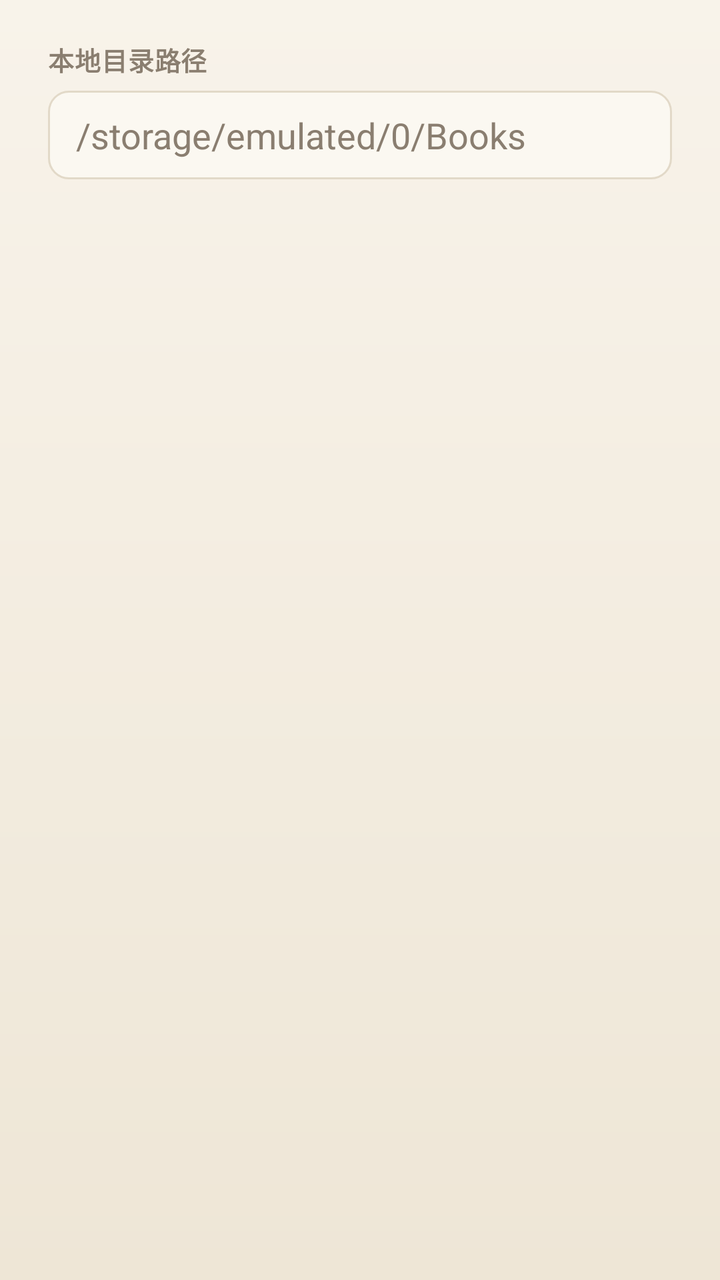
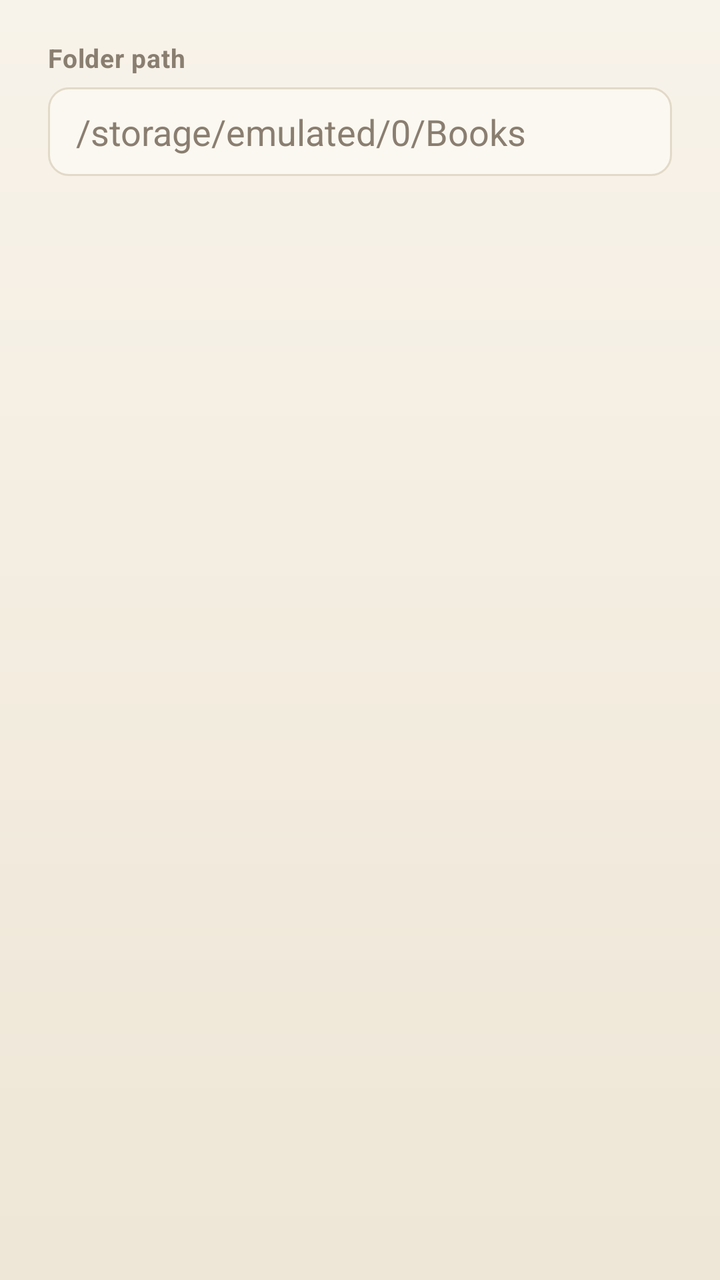

Screens rendered from an Android XML layout before and after an edit, with the pre-edit source and the edit as a unified diff.
<!-- AndroidManifest.xml: application theme Theme.Malguem -->
<!-- res/layout/dialog_local.xml -->
<?xml version="1.0" encoding="utf-8"?>
<LinearLayout xmlns:android="http://schemas.android.com/apk/res/android"
    android:layout_width="match_parent"
    android:layout_height="wrap_content"
    android:orientation="vertical"
    android:paddingLeft="24dp"
    android:paddingTop="20dp"
    android:paddingRight="24dp"
    android:paddingBottom="8dp">

    <TextView
        android:layout_width="wrap_content"
        android:layout_height="wrap_content"
        android:text="本地目录路径"
        style="@style/Text.DialogLabel" />

    <EditText
        android:id="@+id/et_path"
        android:layout_width="match_parent"
        android:layout_height="wrap_content"
        android:layout_marginTop="6dp"
        android:hint="/storage/emulated/0/Books"
        android:inputType="textUri"
        style="@style/Edit.Field" />
</LinearLayout>
<!-- resources referenced by this layout -->
<resources>
  <style name="Edit.Field" parent="Widget.AppCompat.EditText">
          <item name="android:background">@drawable/edit_bg</item>
          <item name="android:textColor">@color/ink</item>
          <item name="android:textColorHint">@color/ink_muted</item>
          <item name="android:paddingLeft">14dp</item>
          <item name="android:paddingRight">14dp</item>
          <item name="android:paddingTop">10dp</item>
          <item name="android:paddingBottom">10dp</item>
      </style>
  <style name="Text.DialogLabel" parent="android:Widget.TextView">
          <item name="android:textColor">@color/ink_muted</item>
          <item name="android:textSize">13sp</item>
          <item name="android:textStyle">bold</item>
          <item name="android:letterSpacing">0.02</item>
      </style>
  <style name="Theme.Malguem" parent="Theme.AppCompat.Light.NoActionBar">
          <item name="android:windowBackground">@drawable/bg_window</item>
          <item name="colorPrimary">@color/accent</item>
          <item name="colorPrimaryDark">@color/accent_dark</item>
          <item name="colorAccent">@color/accent</item>
          <item name="android:textColorPrimary">@color/ink</item>
          <item name="android:textColorSecondary">@color/ink_muted</item>
          <item name="android:textColorHint">@color/ink_muted</item>
      </style>
  <!-- drawable edit_bg (drawable) -->
  <?xml version="1.0" encoding="utf-8"?>
  <selector xmlns:android="http://schemas.android.com/apk/res/android">
      <item android:state_focused="true">
          <shape android:shape="rectangle">
              <solid android:color="@color/card_focus" />
              <corners android:radius="10dp" />
              <stroke android:width="2dp" android:color="@color/accent" />
          </shape>
      </item>
      <item>
          <shape android:shape="rectangle">
              <solid android:color="@color/card" />
              <corners android:radius="10dp" />
              <stroke android:width="1dp" android:color="@color/hairline" />
          </shape>
      </item>
  </selector>
  <color name="ink">#2B2622</color>
  <color name="ink_muted">#8A7E70</color>
  <!-- drawable bg_window (drawable) -->
  <?xml version="1.0" encoding="utf-8"?>
  <shape xmlns:android="http://schemas.android.com/apk/res/android"
      android:shape="rectangle">
      <gradient
          android:angle="270"
          android:startColor="@color/paper_top"
          android:endColor="@color/paper_bottom" />
  </shape>
  <color name="accent">#B4682E</color>
  <color name="accent_dark">#8F4F20</color>
  <color name="card_focus">#FFFFFF</color>
  <color name="card">#FBF8F1</color>
  <color name="hairline">#E2D9C8</color>
  <color name="paper_top">#F8F3EA</color>
  <color name="paper_bottom">#EEE6D6</color>
</resources>

<!-- the commit's change to res/layout/dialog_local.xml (unified diff, before → after) -->
@@ -11,7 +11,7 @@
     <TextView
         android:layout_width="wrap_content"
         android:layout_height="wrap_content"
-        android:text="本地目录路径"
+        android:text="@string/label_path"
         style="@style/Text.DialogLabel" />
 
     <EditText
<!-- resource entries referenced after the edit -->
@@ -1,5 +1,6 @@
 <!-- resources referenced by this layout -->
 <resources>
+  <string name="label_path">Folder path</string>
   <style name="Edit.Field" parent="Widget.AppCompat.EditText">
           <item name="android:background">@drawable/edit_bg</item>
           <item name="android:textColor">@color/ink</item>
